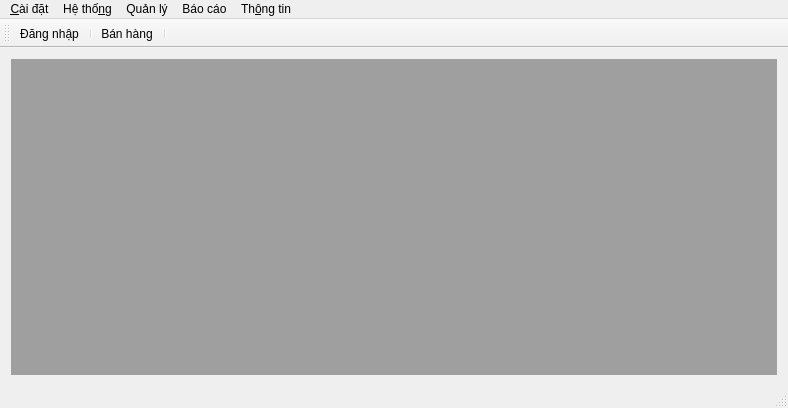
Before: the Qt Designer form app/mainwindow.ui in xdien/coffee_ace, drawn with Qt 5.
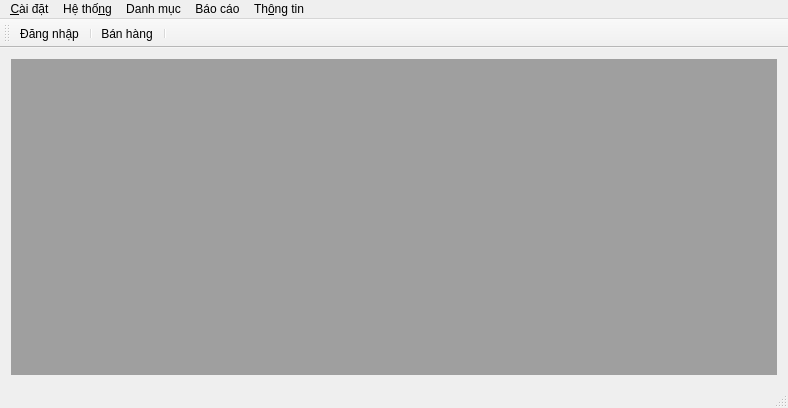
After: the same form once the commit is applied.

Patch:
```diff
--- a/app/mainwindow.ui
+++ b/app/mainwindow.ui
@@ -59,7 +59,7 @@
    </widget>
    <widget class="QMenu" name="menuQuan_ly">
     <property name="title">
-     <string>Quản lý</string>
+     <string>Danh mục</string>
     </property>
    </widget>
    <addaction name="menuCai_dat"/>
```
Left out of the diff: 12 changed lines with no effect on the pictures.
